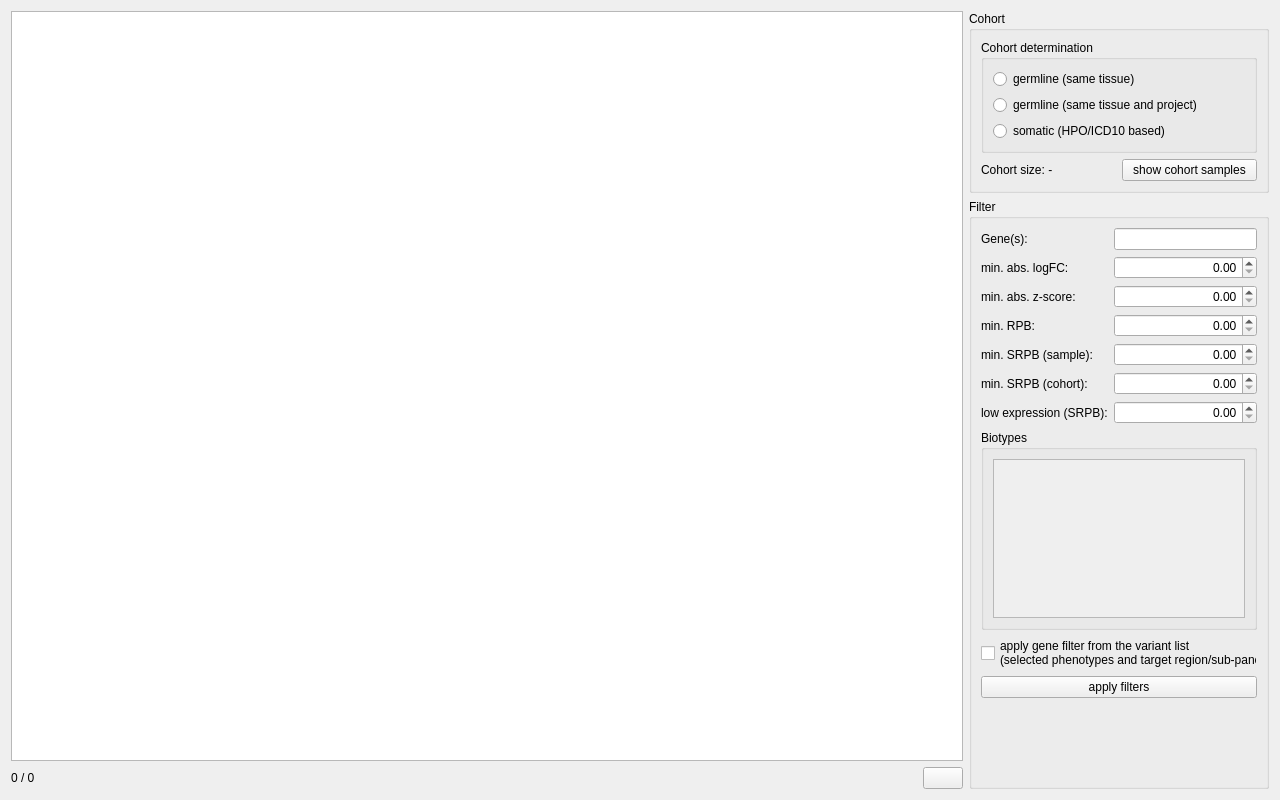
Above: src/GSvar/ExpressionExonWidget.ui from imgag/ngs-bits before the change. Below: the same form after it.
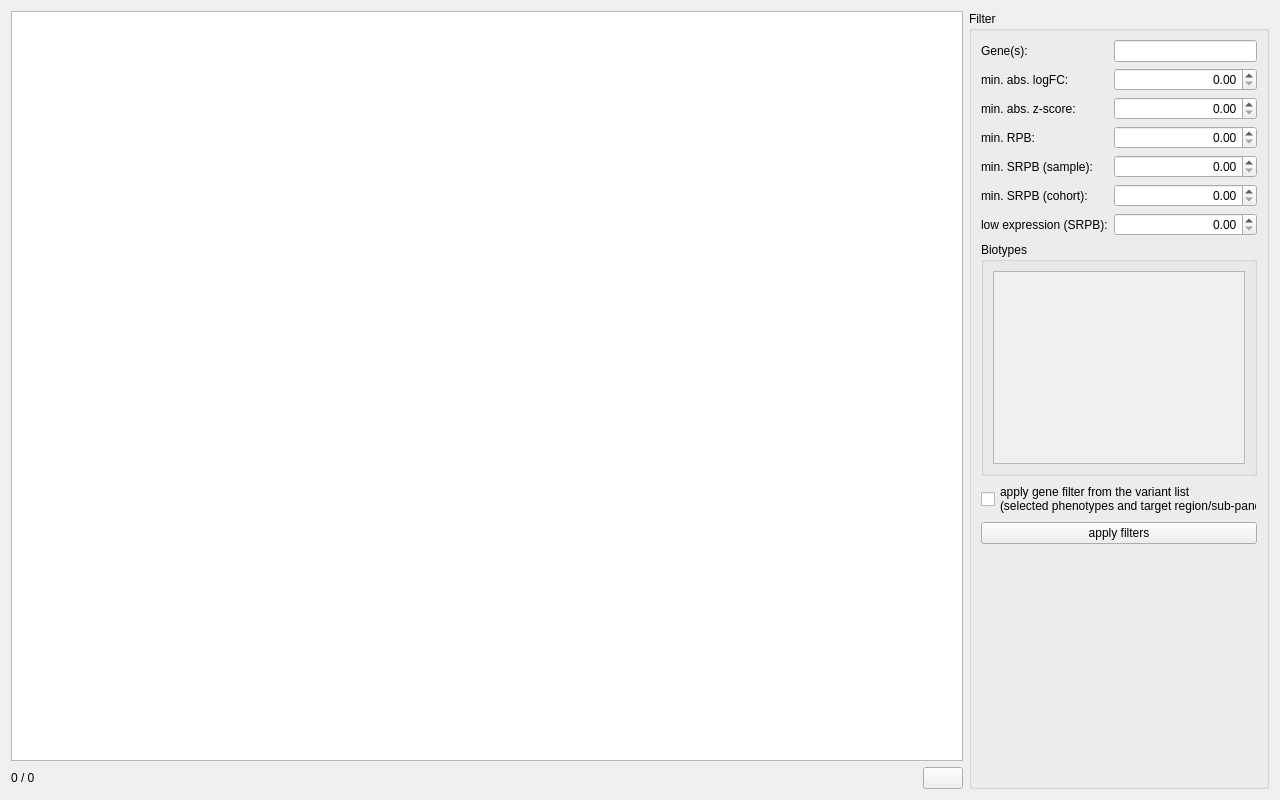
That is the form after the change. Icons and pictures are not drawn.

Commit message:
src/GSvar/SplicingWidget.*: added draft for exon widget
src/GSvar/ExpressionExonWidget.*: switched to file-based annotation columns in exon widget

```diff
--- a/src/GSvar/ExpressionExonWidget.ui
+++ b/src/GSvar/ExpressionExonWidget.ui
@@ -61,69 +61,6 @@
      <property name="sizeConstraint">
       <enum>QLayout::SetDefaultConstraint</enum>
      </property>
-     <item>
-      <widget class="QGroupBox" name="gb_cohort">
-       <property name="maximumSize">
-        <size>
-         <width>300</width>
-         <height>16777215</height>
-        </size>
-       </property>
-       <property name="title">
-        <string>Cohort</string>
-       </property>
-       <layout class="QVBoxLayout" name="verticalLayout_5">
-        <item>
-         <widget class="QGroupBox" name="gb_cohort_determination">
-          <property name="title">
-           <string>Cohort determination</string>
-          </property>
-          <layout class="QVBoxLayout" name="verticalLayout_6">
-           <item>
-            <widget class="QRadioButton" name="rb_germline">
-             <property name="text">
-              <string>germline (same tissue)</string>
-             </property>
-            </widget>
-           </item>
-           <item>
-            <widget class="QRadioButton" name="rb_germline_project">
-             <property name="text">
-              <string>germline (same tissue and project)</string>
-             </property>
-            </widget>
-           </item>
-           <item>
-            <widget class="QRadioButton" name="rb_somatic">
-             <property name="text">
-              <string>somatic (HPO/ICD10 based)</string>
-             </property>
-            </widget>
-           </item>
-          </layout>
-         </widget>
-        </item>
-        <item>
-         <layout class="QHBoxLayout" name="horizontalLayout">
-          <item>
-           <widget class="QLabel" name="l_cohort_size">
-            <property name="text">
-             <string>Cohort size: -</string>
-            </property>
-           </widget>
-          </item>
-          <item>
-           <widget class="QPushButton" name="btn_show_cohort">
-            <property name="text">
-             <string>show cohort samples</string>
-            </property>
-           </widget>
-          </item>
-         </layout>
-        </item>
-       </layout>
-      </widget>
-     </item>
      <item>
       <widget class="QGroupBox" name="gb_filter">
        <property name="maximumSize">
@@ -281,7 +218,7 @@
                 <x>0</x>
                 <y>0</y>
                 <width>258</width>
-                <height>165</height>
+                <height>211</height>
                </rect>
               </property>
              </widget>
```
Left out of the diff: 9 changed lines with no effect on the pictures. The commit also changes 6 other files.
